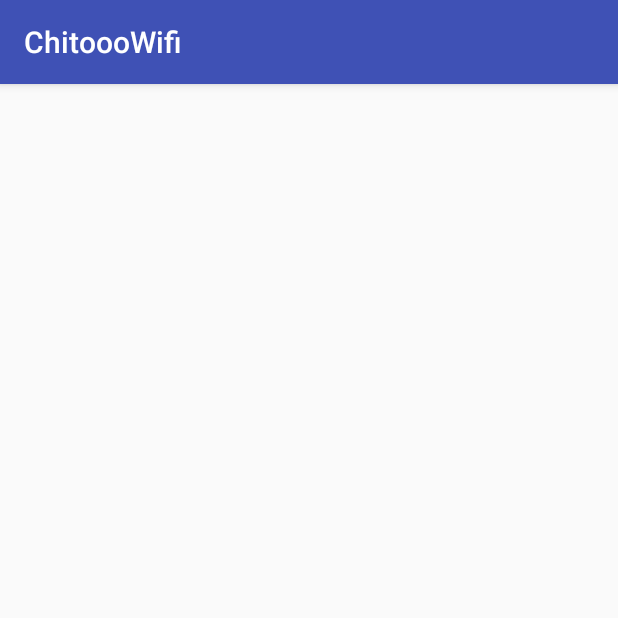
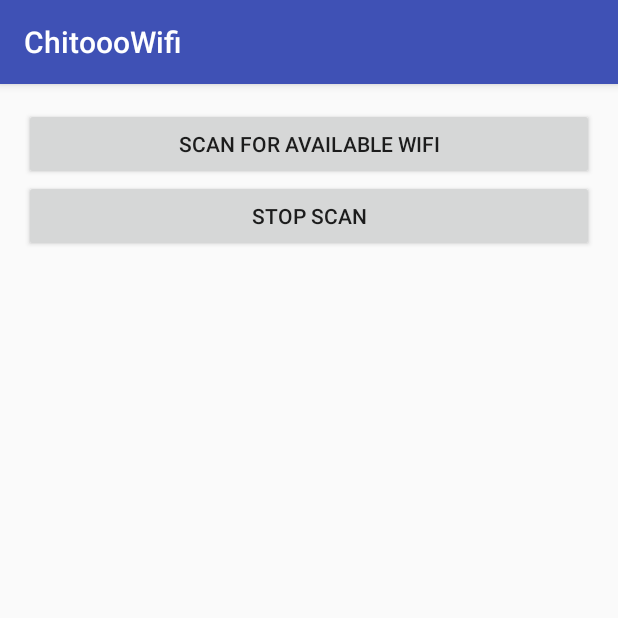
Before and after one commit to bipin-adh/Wifi, an Android app: the screen it shows after launch (MainActivity), on a phone screen of 412 x 824 dp, the top half of it. Run offline under Robolectric (Android 15) with nearby library versions, the phone set to English and light mode, and no system bars.

Commit message:
wifi config protocols added

```diff
--- a/app/src/main/res/layout/activity_main.xml
+++ b/app/src/main/res/layout/activity_main.xml
@@ -10,8 +10,24 @@
     android:paddingTop="@dimen/activity_vertical_margin"
     tools:context="com.example.chitooowifi.MainActivity">
 
+    <Button
+        android:id="@+id/btn_scan"
+        android:layout_width="match_parent"
+        android:layout_height="wrap_content"
+        android:text="@string/string_btnScan"
+        />
+
+    <Button
+        android:id="@+id/btn_stopscan"
+        android:layout_below="@+id/btn_scan"
+        android:layout_width="match_parent"
+        android:layout_height="wrap_content"
+        android:text="@string/string_btnStopScan"
+        />
+
     <TextView
         android:id="@+id/tvWifiNetworks"
+        android:layout_below="@+id/btn_stopscan"
         android:layout_width="wrap_content"
         android:layout_height="wrap_content"
         android:layout_centerHorizontal="true"
--- a/app/src/main/res/values/strings.xml
+++ b/app/src/main/res/values/strings.xml
@@ -1,3 +1,5 @@
 <resources>
     <string name="app_name">ChitoooWifi</string>
+    <string name="string_btnScan">Scan for available wifi</string>
+    <string name="string_btnStopScan">Stop Scan</string>
 </resources>
```
Also changed, not shown: app/src/main/java/com/example/chitooowifi/MainActivity.java (+108 -31 lines).
